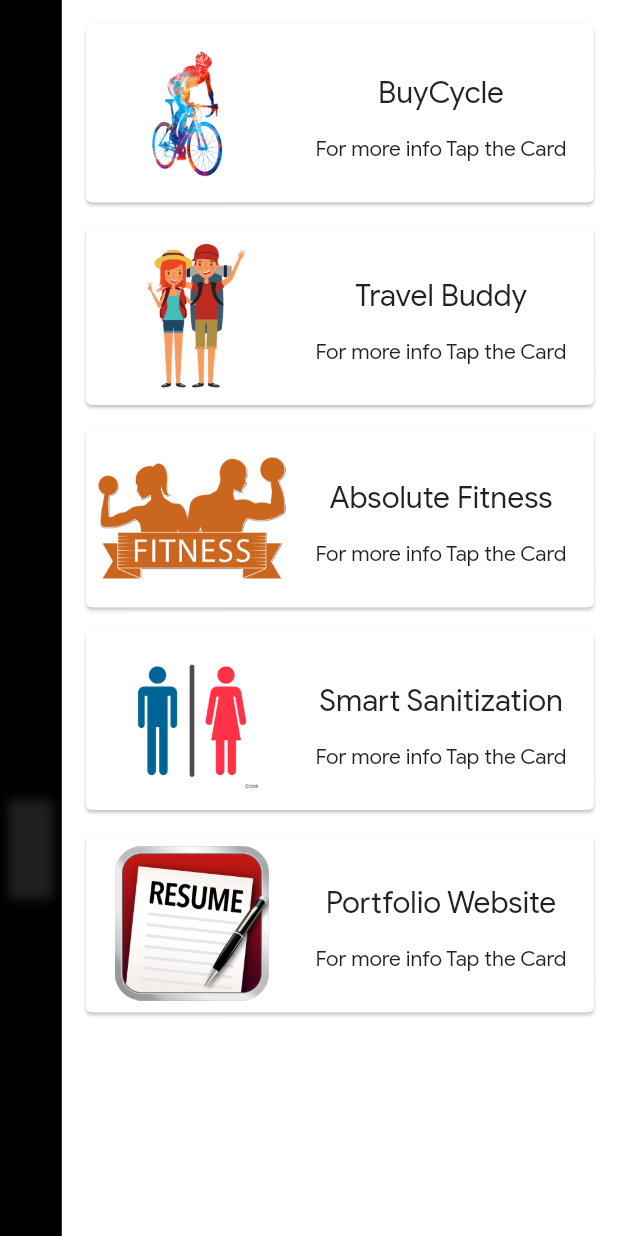
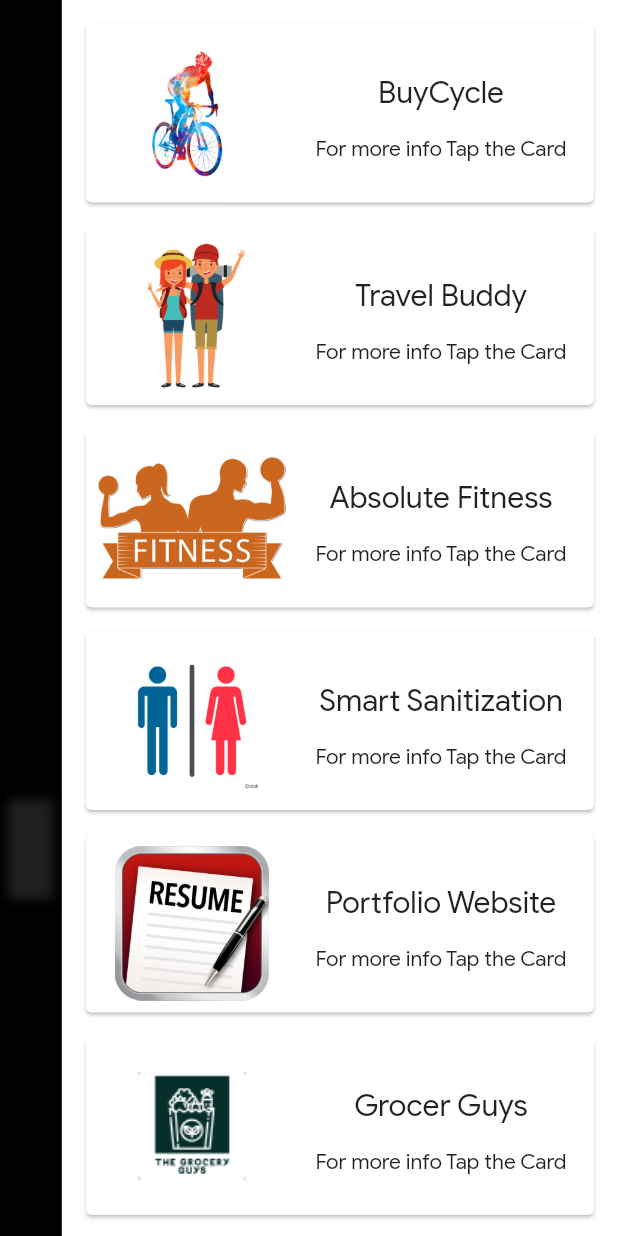
Before and after one commit to Deepeshac2890/pro_resume, a Flutter app: the sideNavigationBar screen opened directly with empty values, after a tap on "Resume", after a tap on "My Skills", after a tap on "Projects", on a phone screen of 412 x 824 dp. Run offline on Flutter 3.47's test engine with Material 2 defaults, Android fonts, the phone set to English and light mode, and no system bars; drawn by our look-alikes of flip_card; our stand-ins replace animated_text_kit, auto_size_text, firebase_core, percent_indicator, share_plus; missing offline and left inert: dart:html, mailto, syncfusion_flutter_pdfviewer; accounts and stored records are empty.

Commit message:
Added new project

```diff
--- a/lib/Constants/StringConstants.dart
+++ b/lib/Constants/StringConstants.dart
@@ -10,7 +10,7 @@ const mobileDeveloperResumeLink =
 const backendDeveloperResumeLink =
     'https://firebasestorage.googleapis.com/v0/b/proresume-ee37a.appspot.com/o/Deepesh_Acharya_Backend_Developer.pdf?alt=media&token=2858d5bd-ffc2-4146-8586-01c6bec39358';
 const skillOverview =
-    "Since beginning of my journey in the field of Information Technology nearly 6 years ago, I've done some freelance development for the companies as a VBCS Developer during my college tenure. "
+    "Since beginning of my journey in the field of Information Technology nearly 6 years ago, I've done some freelance development for the companies as a VBCS Developer and Flutter Developer during my college tenure. "
     "I had the opportunity of working with one of the finest Developers all over the globe during my tenure of Freelance Development.\n\n"
     "I have mobile development experience with popular tech stacks like (Flutter, Native Android, Firebase and others). I have successfully created responsive apps that are fast and easy to use and loaded with features that solve specific purpose. The main area of "
     "my expertise in mobile development is Flutter and Firebase. \n\n"
--- a/lib/Constants/assetsConstant.dart
+++ b/lib/Constants/assetsConstant.dart
@@ -21,4 +21,5 @@ class Assets {
   static const absoluteFitness = 'assets/work/abs.png';
   static const travelBuddy = 'assets/work/TravelBuddy.png';
   static const sanitizationProject = 'assets/work/sanitizationLogo.png';
+  static const grocerGuys = 'assets/work/grocer_guys.png';
 }
--- a/lib/Constants/projectsConstants.dart
+++ b/lib/Constants/projectsConstants.dart
@@ -42,4 +42,12 @@ final List<Project> projects = [
       link: 'https://github.com/Deepeshac2890/pro_resume',
       isCompleted: true,
       techStack: ['Flutter Web', 'Firebase', 'Dart']),
+  Project(
+      name: 'Grocer Guys',
+      image: Assets.grocerGuys,
+      description:
+          'Worked on the The Grocer Guys application which was an online supermarket shopping app. Worked as a freelance developer for the organization was responsible for api integrations and creation of UI elements using flutter. ',
+      link: 'N.A',
+      isCompleted: true,
+      techStack: ['Flutter', 'Firebase', 'Dart']),
 ];
--- a/lib/Tabs/MySkills.dart
+++ b/lib/Tabs/MySkills.dart
@@ -65,14 +65,12 @@ class _MySkillsState extends State<MySkills> {
                 children: [
                   buildCircularPercentIndicator(
                       "Flutter", 0.8, Colors.tealAccent),
-                  buildCircularPercentIndicator(
-                      "Native Android", 0.5, Colors.tealAccent),
-                  buildCircularPercentIndicator(
-                      "Docker", 0.7, Colors.tealAccent),
                   buildCircularPercentIndicator("Dart", 0.8, Colors.blueAccent),
                   buildCircularPercentIndicator("Java", 0.8, Colors.blueAccent),
                   buildCircularPercentIndicator(
                       "Git", 0.7, Colors.deepPurpleAccent),
+                  buildCircularPercentIndicator(
+                      "Docker", 0.7, Colors.tealAccent),
                   buildCircularPercentIndicator(
                       "ADE", 0.8, Colors.deepPurpleAccent),
                 ],
@@ -92,9 +90,9 @@ class _MySkillsState extends State<MySkills> {
       children: [
         Text(
           stackName,
-          style: TextStyle(fontWeight: FontWeight.bold),
+          style: const TextStyle(fontWeight: FontWeight.bold),
         ),
-        SizedBox(
+        const SizedBox(
           height: 5,
         ),
         LinearPercentIndicator(
@@ -103,7 +101,7 @@ class _MySkillsState extends State<MySkills> {
             lineHeight: 3.0,
             percent: percentage,
             progressColor: color),
-        SizedBox(
+        const SizedBox(
           height: 15,
         )
       ],
```
Also changed, not shown: assets/work/grocer_guys.png (added), 1 other file.
